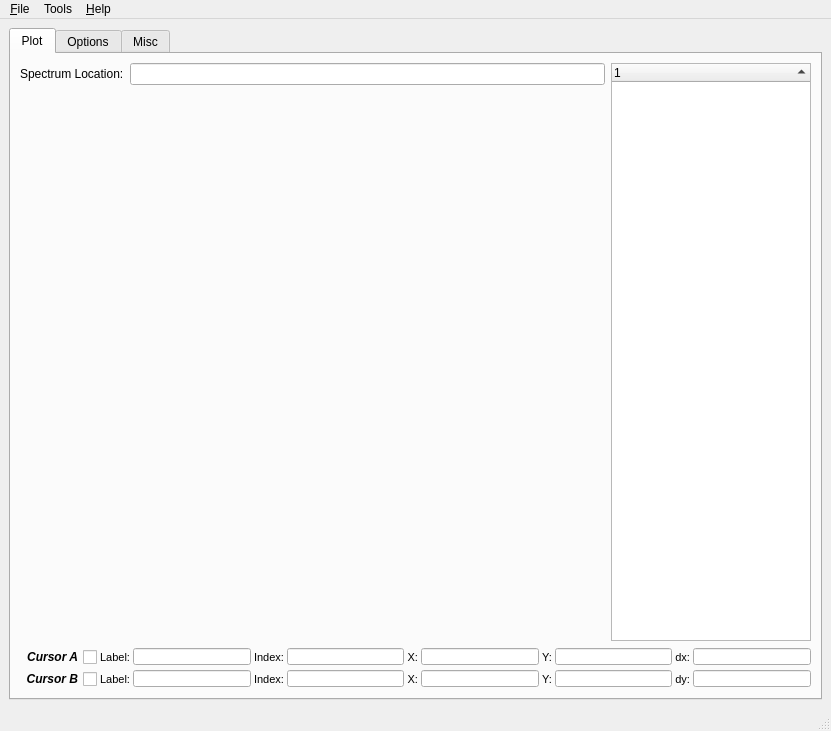
Qt form SimpleView/main.ui (mfitzp/toolz) before a commit.
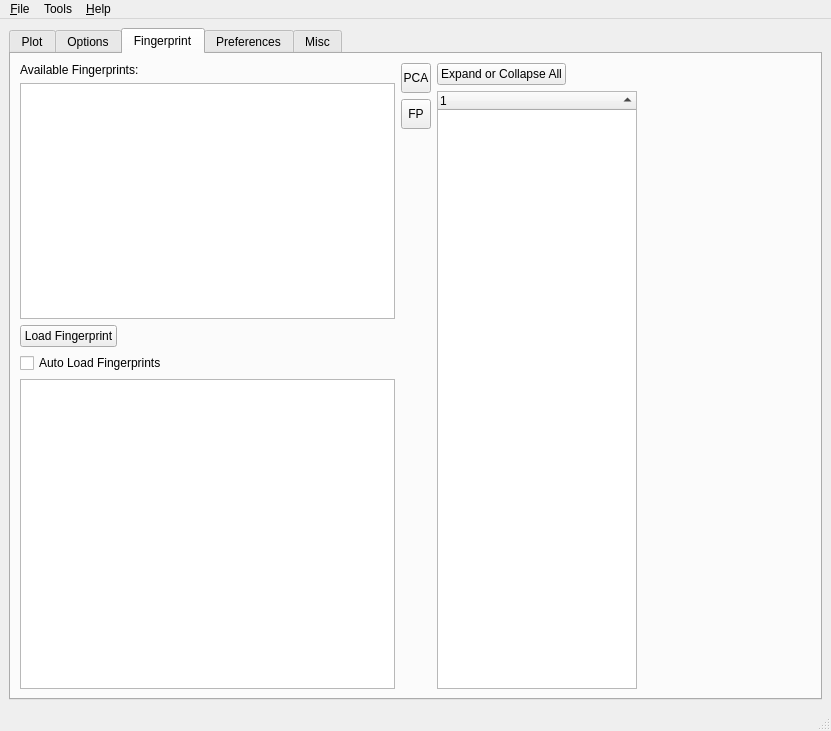
The same form after that commit. The open tabs and pages were chosen to show the change. Icons and pictures are not drawn. Custom widgets are drawn as their Qt base class.

Diff of the .ui file:
```diff
--- a/SimpleView/main.ui
+++ b/SimpleView/main.ui
@@ -1229,6 +1229,246 @@
         </item>
        </layout>
       </widget>
+      <widget class="QWidget" name="tab_2" >
+       <attribute name="title" >
+        <string>Fingerprint</string>
+       </attribute>
+       <layout class="QHBoxLayout" >
+        <item>
+         <layout class="QVBoxLayout" >
+          <item>
+           <layout class="QVBoxLayout" >
+            <item>
+             <widget class="QLabel" name="label" >
+              <property name="text" >
+               <string>Available Fingerprints:</string>
+              </property>
+             </widget>
+            </item>
+            <item>
+             <widget class="QListWidget" name="fpListWidget" />
+            </item>
+            <item>
+             <layout class="QHBoxLayout" >
+              <item>
+               <widget class="QPushButton" name="loadFP_Btn" >
+                <property name="text" >
+                 <string>Load Fingerprint</string>
+                </property>
+               </widget>
+              </item>
+              <item>
+               <spacer>
+                <property name="orientation" >
+                 <enum>Qt::Horizontal</enum>
+                </property>
+                <property name="sizeHint" >
+                 <size>
+                  <width>40</width>
+                  <height>20</height>
+                 </size>
+                </property>
+               </spacer>
+              </item>
+             </layout>
+            </item>
+            <item>
+             <widget class="QCheckBox" name="autoLoadFP_CB" >
+              <property name="text" >
+               <string>Auto Load Fingerprints</string>
+              </property>
+             </widget>
+            </item>
+           </layout>
+          </item>
+          <item>
+           <widget class="CustomTable" name="fingerPTable" />
+          </item>
+         </layout>
+        </item>
+        <item>
+         <layout class="QVBoxLayout" >
+          <item>
+           <widget class="QToolButton" name="doPCA_Btn" >
+            <property name="minimumSize" >
+             <size>
+              <width>30</width>
+              <height>30</height>
+             </size>
+            </property>
+            <property name="text" >
+             <string>PCA</string>
+            </property>
+           </widget>
+          </item>
+          <item>
+           <widget class="QToolButton" name="doFP_Btn" >
+            <property name="minimumSize" >
+             <size>
+              <width>30</width>
+              <height>30</height>
+             </size>
+            </property>
+            <property name="text" >
+             <string>FP</string>
+            </property>
+           </widget>
+          </item>
+          <item>
+           <spacer>
+            <property name="orientation" >
+             <enum>Qt::Vertical</enum>
+            </property>
+            <property name="sizeHint" >
+             <size>
+              <width>20</width>
+              <height>40</height>
+             </size>
+            </property>
+           </spacer>
+          </item>
+         </layout>
+        </item>
+        <item>
+         <layout class="QVBoxLayout" >
+          <item>
+           <layout class="QHBoxLayout" >
+            <item>
+             <widget class="QPushButton" name="expand_Btn" >
+              <property name="text" >
+               <string>Expand or Collapse All</string>
+              </property>
+             </widget>
+            </item>
+            <item>
+             <spacer>
+              <property name="orientation" >
+               <enum>Qt::Horizontal</enum>
+              </property>
+              <property name="sizeHint" >
+               <size>
+                <width>40</width>
+                <height>20</height>
+               </size>
+              </property>
+             </spacer>
+            </item>
+           </layout>
+          </item>
+          <item>
+           <widget class="QTreeWidget" name="loadSpecTreeWidget" >
+            <property name="maximumSize" >
+             <size>
+              <width>200</width>
+              <height>16777215</height>
+             </size>
+            </property>
+            <property name="selectionMode" >
+             <enum>QAbstractItemView::ExtendedSelection</enum>
+            </property>
+            <property name="sortingEnabled" >
+             <bool>true</bool>
+            </property>
+            <property name="columnCount" >
+             <number>1</number>
+            </property>
+            <property name="headerHidden" stdset="0" >
+             <bool>false</bool>
+            </property>
+            <column>
+             <property name="text" >
+              <string>1</string>
+             </property>
+            </column>
+           </widget>
+          </item>
+         </layout>
+        </item>
+       </layout>
+      </widget>
+      <widget class="QWidget" name="tab_3" >
+       <attribute name="title" >
+        <string>Preferences</string>
+       </attribute>
+       <widget class="QWidget" name="layoutWidget" >
+        <property name="geometry" >
+         <rect>
+          <x>30</x>
+          <y>60</y>
+          <width>441</width>
+          <height>25</height>
+         </rect>
+        </property>
+        <layout class="QHBoxLayout" >
+         <item>
+          <widget class="QPushButton" name="pushButton_2" >
+           <property name="text" >
+            <string>Default Fingerprint Folder:</string>
+           </property>
+          </widget>
+         </item>
+         <item>
+          <widget class="QLineEdit" name="lineEdit_2" >
+           <property name="readOnly" >
+            <bool>true</bool>
+           </property>
+          </widget>
+         </item>
+        </layout>
+       </widget>
+       <widget class="QWidget" name="layoutWidget_2" >
+        <property name="geometry" >
+         <rect>
+          <x>30</x>
+          <y>100</y>
+          <width>441</width>
+          <height>25</height>
+         </rect>
+        </property>
+        <layout class="QHBoxLayout" >
+         <item>
+          <widget class="QPushButton" name="pushButton_3" >
+           <property name="text" >
+            <string>Default Fingerprint Folder:</string>
+           </property>
+          </widget>
+         </item>
+         <item>
+          <widget class="QLineEdit" name="lineEdit_3" >
+           <property name="readOnly" >
+            <bool>true</bool>
+           </property>
+          </widget>
+         </item>
+        </layout>
+       </widget>
+       <widget class="QWidget" name="" >
+        <property name="geometry" >
+         <rect>
+          <x>20</x>
+          <y>20</y>
+          <width>441</width>
+          <height>25</height>
+         </rect>
+        </property>
+        <layout class="QHBoxLayout" >
+         <item>
+          <widget class="QPushButton" name="pushButton" >
+           <property name="text" >
+            <string>Default Fingerprint Folder:</string>
+           </property>
+          </widget>
+         </item>
+         <item>
+          <widget class="QLineEdit" name="lineEdit" >
+           <property name="readOnly" >
+            <bool>true</bool>
+           </property>
+          </widget>
+         </item>
+        </layout>
+       </widget>
+      </widget>
       <widget class="QWidget" name="tab" >
        <attribute name="title" >
         <string>Misc</string>
@@ -1407,6 +1647,11 @@
    <header>mpl_pyqt4_widget</header>
    <container>1</container>
   </customwidget>
+  <customwidget>
+   <class>CustomTable</class>
+   <extends>QTableWidget</extends>
+   <header>customTable</header>
+  </customwidget>
  </customwidgets>
  <resources>
   <include location="icons.qrc" />
```
Left out of the diff: 13 changed lines with no effect on the pictures.
